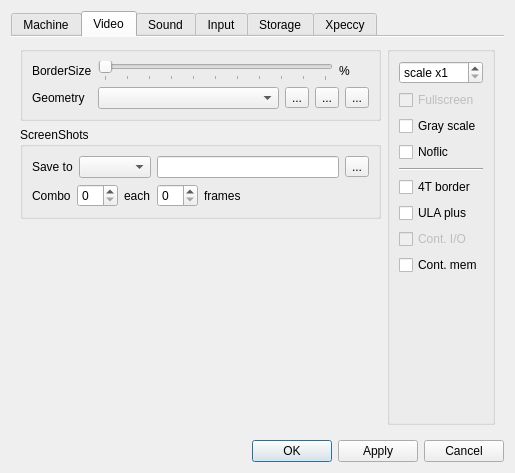
Qt form ui/setupwin.ui (samstyle/Xpeccy) before a commit.
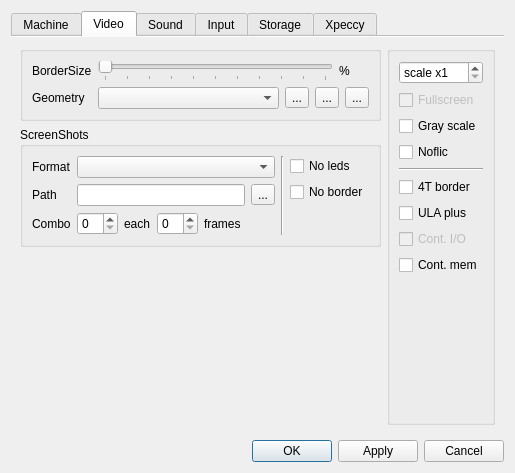
The same form after that commit. The open tabs and pages were chosen to show the change. Icons and pictures are not drawn.

Commit message: build 20150625 [+] Possibility to remove leds and|or border from screenshots

```diff
--- a/ui/setupwin.ui
+++ b/ui/setupwin.ui
@@ -468,36 +468,49 @@
              <property name="title">
               <string>ScreenShots</string>
              </property>
-             <layout class="QVBoxLayout" name="verticalLayout_7">
+             <layout class="QHBoxLayout" name="horizontalLayout_22">
+              <item>
+               <layout class="QVBoxLayout" name="verticalLayout_31">
               <item>
                <layout class="QGridLayout" name="gridLayout_3">
-                <item row="0" column="3">
-                 <widget class="QToolButton" name="pathtb">
-                  <property name="text">
-                   <string>...</string>
-                  </property>
-                  <property name="icon">
-                   <iconset resource="../xpeccy.qrc">
-                    <normaloff>:/images/fileopen.png</normaloff>:/images/fileopen.png</iconset>
-                  </property>
-                 </widget>
+                  <item row="0" column="1">
+                   <widget class="QComboBox" name="ssfbox"/>
                 </item>
                 <item row="0" column="0">
                  <widget class="QLabel" name="label_5">
                   <property name="text">
-                   <string>Save to</string>
+                     <string>Format</string>
                   </property>
                  </widget>
                 </item>
-                <item row="0" column="2">
+                  <item row="1" column="0">
+                   <widget class="QLabel" name="label_13">
+                    <property name="text">
+                     <string>Path</string>
+                    </property>
+                   </widget>
+                  </item>
+                  <item row="1" column="1">
+                   <layout class="QHBoxLayout" name="horizontalLayout_24">
+                    <item>
                  <widget class="QLineEdit" name="pathle">
                   <property name="readOnly">
                    <bool>true</bool>
                   </property>
                  </widget>
                 </item>
-                <item row="0" column="1">
-                 <widget class="QComboBox" name="ssfbox"/>
+                    <item>
+                     <widget class="QToolButton" name="pathtb">
+                      <property name="text">
+                       <string>...</string>
+                      </property>
+                      <property name="icon">
+                       <iconset resource="../xpeccy.qrc">
+                        <normaloff>:/images/fileopen.png</normaloff>:/images/fileopen.png</iconset>
+                      </property>
+                     </widget>
+                    </item>
+                   </layout>
                 </item>
                </layout>
               </item>
@@ -542,6 +555,40 @@
                    </size>
                   </property>
                  </spacer>
+                  </item>
+                 </layout>
+                </item>
+               </layout>
+              </item>
+              <item>
+               <widget class="Line" name="line_2">
+                <property name="orientation">
+                 <enum>Qt::Vertical</enum>
+                </property>
+               </widget>
+              </item>
+              <item>
+               <layout class="QVBoxLayout" name="verticalLayout_7">
+                <item>
+                 <widget class="QCheckBox" name="ssNoLeds">
+                  <property name="text">
+                   <string>No leds</string>
+                  </property>
+                 </widget>
+                </item>
+                <item>
+                 <widget class="QCheckBox" name="ssNoBord">
+                  <property name="text">
+                   <string>No border</string>
+                  </property>
+                 </widget>
+                </item>
+                <item>
+                 <widget class="QLabel" name="label_26">
+                  <property name="text">
+                   <string/>
+                  </property>
+                 </widget>
                 </item>
                </layout>
               </item>
```
Lines whose indentation alone changed are shown as unchanged. The commit also changes 5 other files.
